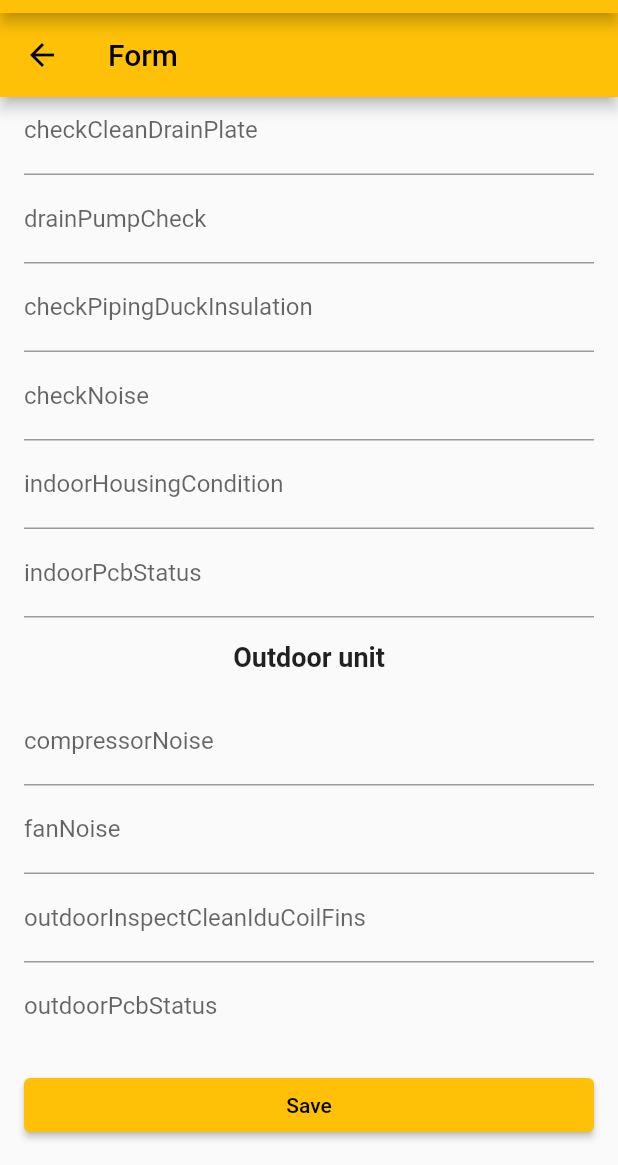
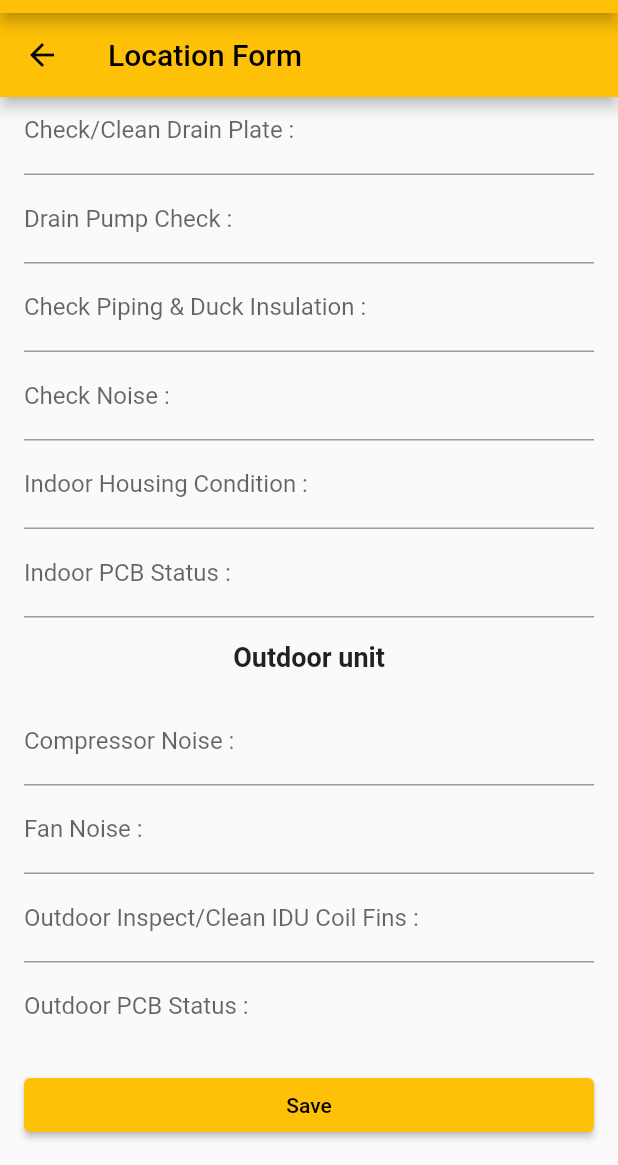
Before and after one commit to gihanjayakuru/AvaniApp, a Flutter app: the screen it shows after launch, scrolled down 576 dp, on a phone screen of 412 x 824 dp, the part 71-1236 px from its top. Run offline on Flutter 3.47's test engine with Material 2 defaults, Android fonts, the phone set to English and light mode, and no system bars; our stand-ins replace image_picker, sqflite; accounts and stored records are empty.

Commit message:
polished text in forms[Works Fine]

```diff
--- a/lib/location_list.dart
+++ b/lib/location_list.dart
@@ -110,13 +110,13 @@ class _LocationListScreenState extends State<LocationListScreen> {
       context: context,
       builder: (BuildContext context) {
         return AlertDialog(
-          title: Text('Location Details'),
+          title: Text('Location Details :'),
           content: SingleChildScrollView(
             child: Column(
               crossAxisAlignment: CrossAxisAlignment.start,
               children: [
                 ListTile(
-                  title: Text('Location'),
+                  title: Text('Location :'),
                   subtitle: Text(formData.location ?? ''),
                 ),
                 Divider(),
@@ -124,13 +124,13 @@ class _LocationListScreenState extends State<LocationListScreen> {
                   Image.file(
                       File(imagePath)), // Show the image using the file path
                 if (imagePath == null || !File(imagePath).existsSync())
-                  Text('Image not found'),
+                  Text('Image not found !'),
                 ////////////////////indoor//////////////////////
                 ///
                 const Padding(
                   padding: EdgeInsets.all(16.0),
                   child: Text(
-                    'Indoor unit',
+                    'Indoor Unit :',
                     style: TextStyle(
                       fontSize: 18,
                       fontWeight: FontWeight.bold,
@@ -138,47 +138,47 @@ class _LocationListScreenState extends State<LocationListScreen> {
                   ),
                 ),
                 ListTile(
-                  title: Text('Filter Clean'),
+                  title: Text('Filter Clean :'),
                   subtitle: Text(formData.filterClean ?? ''),
                 ),
                 Divider(),
                 ListTile(
-                  title: Text('Blower Check'),
+                  title: Text('Blower Check :'),
                   subtitle: Text(formData.blowerCheck ?? ''),
                 ),
                 Divider(),
                 ListTile(
-                  title: Text('Inspect Clean IDU Coil Fins'),
+                  title: Text('Inspect/Clean IDU Coil Fins :'),
                   subtitle: Text(formData.indoorInspectCleanIduCoilFins ?? ''),
                 ),
                 Divider(),
                 ListTile(
-                  title: Text('Check Clean Drain Plate'),
+                  title: Text('Check/Clean Drain Plate :'),
                   subtitle: Text(formData.checkCleanDrainPlate ?? ''),
                 ),
                 Divider(),
                 ListTile(
-                  title: Text('Drain Pump Check'),
+                  title: Text('Drain Pump Check :'),
                   subtitle: Text(formData.drainPumpCheck ?? ''),
                 ),
                 Divider(),
                 ListTile(
-                  title: Text('Check Piping Duck Insulation'),
+                  title: Text('Check Piping & Duck Insulation :'),
                   subtitle: Text(formData.checkPipingDuckInsulation ?? ''),
                 ),
                 Divider(),
                 ListTile(
-                  title: Text('Check Noise'),
+                  title: Text('Check Noise :'),
                   subtitle: Text(formData.checkNoise ?? ''),
                 ),
                 Divider(),
                 ListTile(
-                  title: Text('Indoor Housing Condition'),
+                  title: Text('Indoor Housing Condition :'),
                   subtitle: Text(formData.indoorHousingCondition ?? ''),
                 ),
                 Divider(),
                 ListTile(
-                  title: Text('PCB Status'),
+                  title: Text('PCB Status :'),
                   subtitle: Text(formData.indoorPcbStatus ?? ''),
                 ),
                 Divider(),
@@ -194,27 +194,27 @@ class _LocationListScreenState extends State<LocationListScreen> {
                   ),
                 ),
                 ListTile(
-                  title: Text('compressor Noise'),
+                  title: Text('Compressor Noise :'),
                   subtitle: Text(formData.compressorNoise ?? ''),
                 ),
                 Divider(),
                 ListTile(
-                  title: Text('fan Noise'),
+                  title: Text('Fan Noise :'),
                   subtitle: Text(formData.fanNoise ?? ''),
                 ),
                 Divider(),
                 ListTile(
-                  title: Text('outdoor Inspect Clean Idu Coil Fins'),
+                  title: Text('Outdoor Inspect/Clean IDU Coil Fins :'),
                   subtitle: Text(formData.outdoorInspectCleanIduCoilFins ?? ''),
                 ),
                 Divider(),
                 ListTile(
-                  title: Text('outdoor Pcb Status'),
+                  title: Text('Outdoor PCB Status :'),
                   subtitle: Text(formData.outdoorPcbStatus ?? ''),
                 ),
                 Divider(),
                 ListTile(
-                  title: Text('outdoor Housing Condition'),
+                  title: Text('Outdoor Housing Condition :'),
                   subtitle: Text(formData.outdoorHousingCondition ?? ''),
                 ),
                 Divider(),
@@ -230,32 +230,32 @@ class _LocationListScreenState extends State<LocationListScreen> {
                   ),
                 ),
                 ListTile(
-                  title: Text('ac Slidin Door Operation'),
+                  title: Text('AC & Sliding Door Operation :'),
                   subtitle: Text(formData.acSlidinDoorOperation ?? ''),
                 ),
                 Divider(),
                 ListTile(
-                  title: Text('thermostat Setting'),
+                  title: Text('Thermostat Setting :'),
                   subtitle: Text(formData.thermostatSetting ?? ''),
                 ),
                 Divider(),
                 ListTile(
-                  title: Text('drain Line Clean'),
+                  title: Text('Drain Line Clean :'),
                   subtitle: Text(formData.drainLineClean ?? ''),
                 ),
                 Divider(),
                 ListTile(
-                  title: Text('Remark'),
+                  title: Text('Remark :'),
                   subtitle: Text(formData.remark ?? ''),
                 ),
                 Divider(),
                 ListTile(
-                  title: Text('Date'),
+                  title: Text('Date :'),
                   subtitle: Text(formData.date ?? ''),
                 ),
                 Divider(),
                 ListTile(
-                  title: Text('Technician Name'),
+                  title: Text('Technician Name :'),
                   subtitle: Text(formData.technicianName ?? ''),
                 ),
                 Divider(),
@@ -276,7 +276,7 @@ class _LocationListScreenState extends State<LocationListScreen> {
                   ),
                 );
               },
-              child: Text('ADD'),
+              child: Text('ADD Service'),
             ),
             TextButton(
               onPressed: () {
@@ -371,13 +371,13 @@ class _LocationListScreenState extends State<LocationListScreen> {
         onTap: () {
           _showDetailsDialog(context, formData, index);
         },
-        title: Text('location: ${formData.location ?? ''}'),
+        title: Text('location : ${formData.location ?? ''}'),
         subtitle: Column(
           crossAxisAlignment: CrossAxisAlignment.start,
           children: [
-            Text('Created: ${formData.date ?? ''}'),
-            Text('id: ${formData.id}'),
-            Text('technicianName: ${formData.technicianName ?? ''}'),
+            Text('Created : ${formData.date ?? ''}'),
+            Text('id : ${formData.id}'),
+            Text('technicianName : ${formData.technicianName ?? ''}'),
           ],
         ),
         leading: FutureBuilder<String?>(
--- a/lib/my_form_screen.dart
+++ b/lib/my_form_screen.dart
@@ -1,4 +1,5 @@
 import 'package:flutter/material.dart';
+import 'package:intl/intl.dart';
 import 'database_helper.dart';
 import 'location_list.dart';
 import 'dart:io';
@@ -95,9 +96,17 @@ class _MyFormScreenState extends State<MyFormScreen> {
 
   @override
   Widget build(BuildContext context) {
+    // Get the current date
+    DateTime now = DateTime.now();
+
+// Format the current date
+    String formattedDate = DateFormat('yyyy-MM-dd').format(now);
+    // Set the formatted date as the initial value for the dateController
+    dateController.text = formattedDate;
+
     return Scaffold(
       appBar: AppBar(
-        title: Text('Form'),
+        title: Text('Location Form'),
         leading: IconButton(
           icon: Icon(Icons.arrow_back),
           onPressed: () {
@@ -176,7 +185,7 @@ class _MyFormScreenState extends State<MyFormScreen> {
                   children: [
                     TextFormField(
                       controller: filterCleanController,
-                      decoration: InputDecoration(labelText: 'Filter Clean'),
+                      decoration: InputDecoration(labelText: 'Filter Clean :'),
                       validator: (value) {
                         if (value == null || value.isEmpty) {
                           return 'Please enter the filter clean';
@@ -186,10 +195,10 @@ class _MyFormScreenState extends State<MyFormScreen> {
                     ),
                     TextFormField(
                       controller: blowerCheckController,
-                      decoration: InputDecoration(labelText: 'blowerCheck'),
+                      decoration: InputDecoration(labelText: 'Blower Check :'),
                       validator: (value) {
                         if (value == null || value.isEmpty) {
-                          return 'Please enter the blowerCheck';
+                          return 'Please enter the Blower Check';
                         }
                         return null;
                       },
@@ -197,28 +206,29 @@ class _MyFormScreenState extends State<MyFormScreen> {
                     TextFormField(
                       controller: indoorInspectCleanIduCoilFinsController,
                       decoration: InputDecoration(
-                          labelText: 'indoorInspectCleanIduCoilFins'),
+                          labelText: 'indoor Inspect/Clean IDU Coil Fins :'),
                       validator: (value) {
                         if (value == null || value.isEmpty) {
-                          return 'Please enter the indoorInspectCleanIduCoilFins';
+                          return 'Please enter the indoor Inspect/Clean IDU Coil Fins';
                         }
                         return null;
                       },
                     ),
                     TextFormField(
                       controller: checkCleanDrainPlateController,
-                      decoration:
-                          InputDecoration(labelText: 'checkCleanDrainPlate'),
+                      decoration: InputDecoration(
+                          labelText: 'Check/Clean Drain Plate :'),
                       validator: (value) {
                         if (value == null || value.isEmpty) {
-                          return 'Please enter the checkCleanDrainPlate';
+                          return 'Please enter the Check/Clean Drain Plate';
                         }
                         return null;
                       },
                     ),
                     TextFormField(
                       controller: drainPumpCheckController,
-                      decoration: InputDecoration(labelText: 'drainPumpCheck'),
+                      decoration:
+                          InputDecoration(labelText: 'Drain Pump Check :'),
                       validator: (value) {
                         if (value == null || value.isEmpty) {
                           return 'Please enter the drainPumpCheck';
@@ -229,31 +239,31 @@ class _MyFormScreenState extends State<MyFormScreen> {
                     TextFormField(
                       controller: checkPipingDuckInsulationController,
                       decoration: InputDecoration(
-                          labelText: 'checkPipingDuckInsulation'),
+                          labelText: 'Check Piping & Duck Insulation :'),
                       validator: (value) {
                         if (value == null || value.isEmpty) {
-                          return 'Please enter the checkPipingDuckInsulation';
+                          return 'Please enter the Check Piping & Duck Insulation';
                         }
                         return null;
                       },
                     ),
                     TextFormField(
                       controller: checkNoiseController,
-                      decoration: InputDecoration(labelText: 'checkNoise'),
+                      decoration: InputDecoration(labelText: 'Check Noise :'),
                       validator: (value) {
                         if (value == null || value.isEmpty) {
-                          return 'Please enter the checkNoise';
+                          return 'Please enter the Check Noise';
                         }
                         return null;
                       },
                     ),
                     TextFormField(
                       controller: indoorHousingConditionController,
-                      decoration:
-                          InputDecoration(labelText: 'indoorHousingCondition'),
+                      decoration: InputDecoration(
+                          labelText: 'Indoor Housing Condition :'),
                       validator: (value) {
                         if (value == null || value.isEmpty) {
-                          return 'Please enter the indoorHousingCondition';
+                          return 'Please enter the Indoor Housing Condition';
                         }
                         return null;
                       },
@@ -261,10 +271,10 @@ class _MyFormScreenState extends State<MyFormScreen> {
                     TextFormField(
                       controller: indoorPcbStatusController,
                       decoration:
-                          InputDecoration(labelText: 'indoorPcbStatus '),
+                          InputDecoration(labelText: 'Indoor PCB Status :'),
                       validator: (value) {
                         if (value == null || value.isEmpty) {
-                          return 'Please enter the indoorPcbStatus';
+                          return 'Please enter the Indoor PCB Status';
                         }
                         return null;
                       },
@@ -283,20 +293,21 @@ class _MyFormScreenState extends State<MyFormScreen> {
                     //////////////////////////////////////////////////////////////////////////////////////////////////////
                     TextFormField(
                       controller: compressorNoiseController,
-                      decoration: InputDecoration(labelText: 'compressorNoise'),
+                      decoration:
+                          InputDecoration(labelText: 'Compressor Noise :'),
                       validator: (value) {
                         if (value == null || value.isEmpty) {
-                          return 'Please enter the compressorNoise';
+                          return 'Please enter the Compressor Noise';
                         }
                         return null;
                       },
                     ),
                     TextFormField(
                       controller: fanNoiseController,
-                      decoration: InputDecoration(labelText: 'fanNoise'),
+                      decoration: InputDecoration(labelText: 'Fan Noise :'),
                       validator: (value) {
                         if (value == null || value.isEmpty) {
-                          return 'Please enter the fanNoise';
+                          return 'Please enter the Fan Noise';
                         }
                         return null;
                       },
@@ -305,10 +316,10 @@ class _MyFormScreenState extends State<MyFormScreen> {
                     TextFormField(
                       controller: outdoorInspectCleanIduCoilFinsController,
                       decoration: InputDecoration(
-                          labelText: 'outdoorInspectCleanIduCoilFins'),
+                          labelText: 'Outdoor Inspect/Clean IDU Coil Fins :'),
                       validator: (value) {
                         if (value == null || value.isEmpty) {
-                          return 'Please enter the outdoorInspectCleanIduCoilFins';
+                          return 'Please enter the Outdoor Inspect/Clean IDU Coil Fins';
                         }
                         return null;
                       },
@@ -316,10 +327,10 @@ class _MyFormScreenState extends State<MyFormScreen> {
                     TextFormField(
                       controller: outdoorPcbStatusController,
                       decoration:
-                          InputDecoration(labelText: 'outdoorPcbStatus'),
+                          InputDecoration(labelText: 'Outdoor PCB Status :'),
                       validator: (value) {
                         if (value == null || value.isEmpty) {
-                          return 'Please enter the outdoorPcbStatus';
+                          return 'Please enter the Outdoor PCB Status';
                         }
                         return null;
                       },
@@ -327,10 +338,10 @@ class _MyFormScreenState extends State<MyFormScreen> {
                     TextFormField(
                       controller: outdoorHousingConditionController,
                       decoration: InputDecoration(
-                          labelText: 'outdoorHousingCondition '),
+                          labelText: 'Outdoor Housing Condition :'),
                       validator: (value) {
                         if (value == null || value.isEmpty) {
-                          return 'Please enter the outdoorHousingCondition ';
+                          return 'Please enter the Outdoor Housing Condition';
                         }
                         return null;
                       },
@@ -348,11 +359,11 @@ class _MyFormScreenState extends State<MyFormScreen> {
 
                     TextFormField(
                       controller: acSlidinDoorOperationController,
-                      decoration:
-                          InputDecoration(labelText: 'acSlidinDoorOperation'),
+                      decoration: InputDecoration(
+                          labelText: 'AC & Slidin Door Operation :'),
                       validator: (value) {
                         if (value == null || value.isEmpty) {
-                          return 'Please enter the acSlidinDoorOperation';
+                          return 'Please enter the AC & Slidin Door Operation';
                         }
                         return null;
                       },
@@ -360,20 +371,21 @@ class _MyFormScreenState extends State<MyFormScreen> {
                     TextFormField(
                       controller: thermostatSettingController,
                       decoration:
-                          InputDecoration(labelText: 'thermostatSetting '),
+                          InputDecoration(labelText: 'Thermostat Setting :'),
                       validator: (value) {
                         if (value == null || value.isEmpty) {
-                          return 'Please enter the thermostatSetting';
+                          return 'Please enter the Thermostat Setting';
                         }
                         return null;
                       },
                     ),
                     TextFormField(
                       controller: drainLineCleanController,
-                      decoration: InputDecoration(labelText: 'drainLineClean '),
+                      decoration:
+                          InputDecoration(labelText: 'Drain Line Clean :'),
                       validator: (value) {
                         if (value == null || value.isEmpty) {
-                          return 'Please enter the drainLineClean';
+                          return 'Please enter the Drain Line Clean';
                         }
                         return null;
                       },
@@ -381,17 +393,18 @@ class _MyFormScreenState extends State<MyFormScreen> {
 
                     TextFormField(
                       controller: remarkController,
-                      decoration: InputDecoration(labelText: 'remark'),
+                      decoration: InputDecoration(labelText: 'Remark :'),
                       validator: (value) {
                         if (value == null || value.isEmpty) {
-                          return 'Please enter the remark';
+                          return 'Please enter the Remark';
                         }
                         return null;
                       },
                     ),
                     TextFormField(
                       controller: dateController,
-                      decoration: InputDecoration(labelText: 'Date'),
+                      decoration: InputDecoration(labelText: 'Date :'),
+                      enabled: false, // Disable editing
                       validator: (value) {
                         if (value == null || value.isEmpty) {
                           return 'Date not loading';
@@ -401,10 +414,11 @@ class _MyFormScreenState extends State<MyFormScreen> {
                     ),
                     TextFormField(
                       controller: technicianNameController,
-                      decoration: InputDecoration(labelText: 'Technician Name'),
+                      decoration:
+                          InputDecoration(labelText: 'Technician Name :'),
                       validator: (value) {
                         if (value == null || value.isEmpty) {
-                          return 'Please enter the technician name';
+                          return 'Please enter the Technician Name';
                         }
                         return null;
                       },
```
Also changed, not shown: lib/additional_details_screen.dart (+37 -35 lines), lib/service_list.dart (+53 -7 lines), 1 other file.
